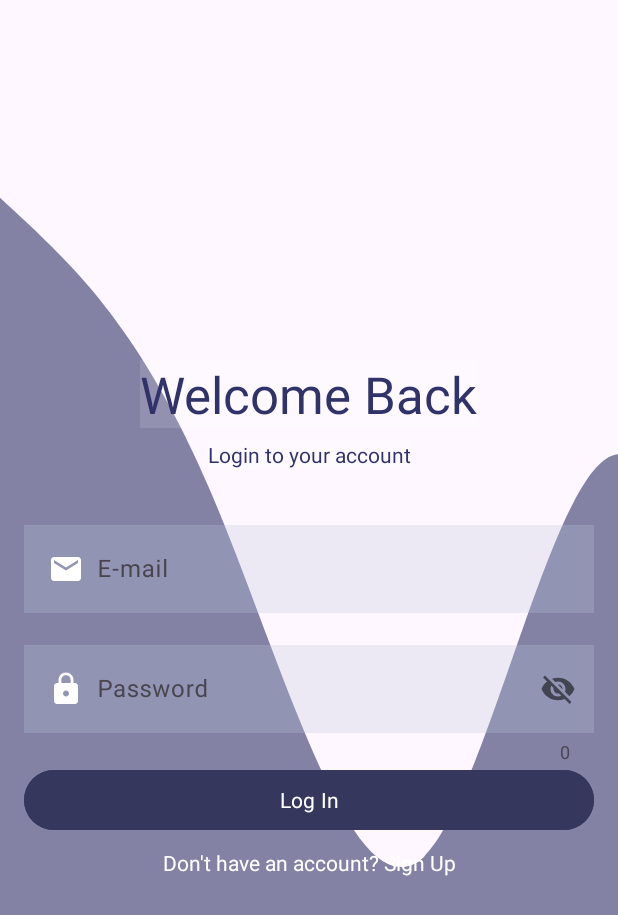
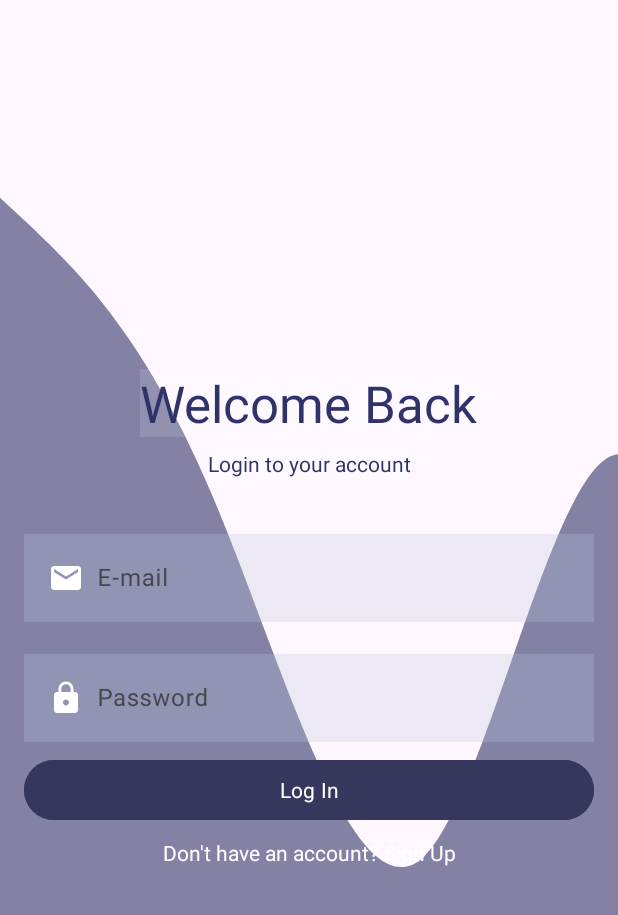
Before and after one commit to ozmerve/UpSchoolCapstone, an Android app: the screen it shows after launch (MainActivity), on a phone screen of 412 x 824 dp. Shown: the top 915 px of the screen. Run offline under Robolectric (Android 15) with nearby library versions, the phone set to English and light mode, and no system bars; our stand-ins replace Dagger/Hilt's generated code, Firebase (no records; nobody signed in at launch, a user with empty details on screens opened directly), navigation-ui; Roboto replaces fonts that are not available here.

Commit message:
Ui update

```diff
--- a/app/src/main/res/layout/fragment_log_in.xml
+++ b/app/src/main/res/layout/fragment_log_in.xml
@@ -78,12 +78,10 @@
                 android:layout_width="0dp"
                 android:layout_height="wrap_content"
                 android:layout_marginTop="16dp"
-                app:counterEnabled="true"
                 app:layout_constraintBottom_toTopOf="@+id/btn_log_in"
                 app:layout_constraintEnd_toEndOf="@+id/til_mail"
                 app:layout_constraintStart_toStartOf="@+id/til_mail"
-                app:layout_constraintTop_toBottomOf="@+id/til_mail"
-                app:passwordToggleEnabled="true">
+                app:layout_constraintTop_toBottomOf="@+id/til_mail">
 
                 <com.google.android.material.textfield.TextInputEditText
                     android:id="@+id/et_password"
@@ -99,6 +97,7 @@
                 android:id="@+id/btn_log_in"
                 android:layout_width="0dp"
                 android:layout_height="wrap_content"
+                android:layout_marginTop="8dp"
                 android:backgroundTint="#35375C"
                 android:fontFamily="@font/roboto"
                 android:text="Log In"
```
